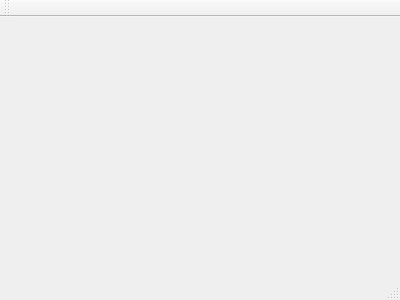
Old version of the form mainwindow.ui in the repository tylnesh/MedRNG.
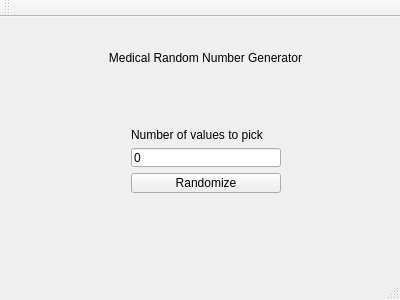
New version of the form.

Diff of the .ui file:
```diff
--- a/mainwindow.ui
+++ b/mainwindow.ui
@@ -12,13 +12,68 @@
   <property name="windowTitle" >
    <string>MainWindow</string>
   </property>
-  <widget class="QMenuBar" name="menuBar" />
-  <widget class="QToolBar" name="mainToolBar" />
-  <widget class="QWidget" name="centralWidget" />
-  <widget class="QStatusBar" name="statusBar" />
+  <widget class="QWidget" name="centralWidget">
+   <widget class="QLabel" name="label_2">
+    <property name="geometry">
+     <rect>
+      <x>60</x>
+      <y>20</y>
+      <width>291</width>
+      <height>41</height>
+     </rect>
+    </property>
+    <property name="text">
+     <string>Medical Random Number Generator</string>
+    </property>
+    <property name="alignment">
+     <set>Qt::AlignCenter</set>
+    </property>
+   </widget>
+   <widget class="QWidget" name="">
+    <property name="geometry">
+     <rect>
+      <x>120</x>
+      <y>100</y>
+      <width>172</width>
+      <height>87</height>
+     </rect>
+    </property>
+    <layout class="QVBoxLayout" name="verticalLayout">
+     <item>
+      <widget class="QLabel" name="label">
+       <property name="text">
+        <string>Number of values to pick</string>
+       </property>
+      </widget>
+     </item>
+     <item>
+      <widget class="QLineEdit" name="randomPicks">
+       <property name="text">
+        <string>0</string>
+       </property>
+      </widget>
+     </item>
+     <item>
+      <widget class="QPushButton" name="openFileButton">
+       <property name="text">
+        <string>Randomize</string>
+       </property>
+      </widget>
+     </item>
+    </layout>
+   </widget>
+  </widget>
+  <widget class="QToolBar" name="mainToolBar">
+   <attribute name="toolBarArea">
+    <enum>TopToolBarArea</enum>
+   </attribute>
+   <attribute name="toolBarBreak">
+    <bool>false</bool>
+   </attribute>
+  </widget>
+  <widget class="QStatusBar" name="statusBar"/>
  </widget>
- <layoutDefault spacing="6" margin="11" />
- <pixmapfunction></pixmapfunction>
+ <layoutdefault spacing="6" margin="11"/>
  <resources/>
  <connections/>
 </ui>
```
Left out of the diff: 7 changed lines with no effect on the pictures.
